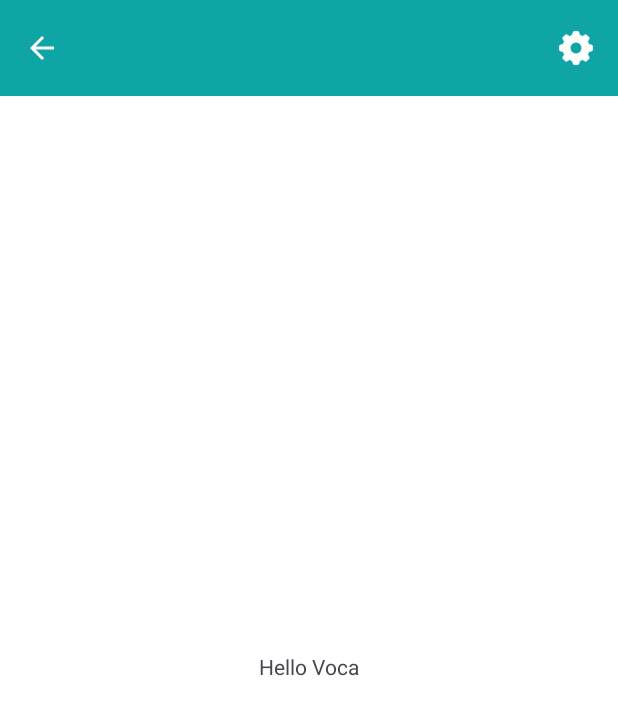
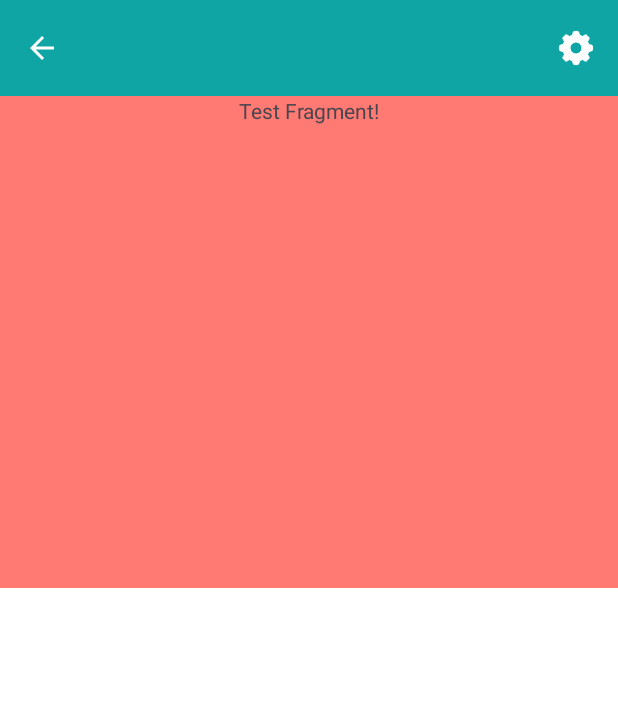
Before and after one commit to 1-Hee/VocaMoka, an Android app: the screen it shows after launch (MainActivity), on a phone screen of 412 x 824 dp. Shown: the top 715 px of the screen. Run offline under Robolectric (Android 15) with nearby library versions, the phone set to English and light mode, and no system bars; our stand-ins replace Dagger/Hilt's generated code, RxJava, data binding.

Commit message:
feat : add ViewPager2 ( for Voca ) & create Test Fragment.

```diff
--- /dev/null
+++ b/app/src/main/java/com/aiden/vokamoka/ui/adapter/VocaAdapter.kt
@@ -0,0 +1,29 @@
+package com.aiden.vokamoka.ui.adapter
+
+import android.annotation.SuppressLint
+import androidx.fragment.app.Fragment
+import androidx.fragment.app.FragmentActivity
+import androidx.viewpager2.adapter.FragmentStateAdapter
+
+class VocaAdapter (
+    fragmentActivity: FragmentActivity
+) : FragmentStateAdapter(fragmentActivity) {
+
+    private val _fragments: MutableList<Fragment> = mutableListOf()
+
+    fun addFragment(fragment: Fragment) {
+        this._fragments.add(fragment)
+        this.notifyItemChanged(_fragments.size-1)
+    }
+
+    @SuppressLint("NotifyDataSetChanged")
+    fun setFragment(fragList:List<Fragment>) {
+        this._fragments.clear()
+        this._fragments.addAll(fragList)
+        notifyDataSetChanged()
+    }
+
+    override fun getItemCount() = _fragments.size
+
+    override fun createFragment(position: Int) = _fragments[position]
+}
--- /dev/null
+++ b/app/src/main/java/com/aiden/vokamoka/ui/fragment/TestFragment.kt
@@ -0,0 +1,23 @@
+package com.aiden.vokamoka.ui.fragment
+
+import com.aiden.vokamoka.R
+import com.aiden.vokamoka.base.bind.DataBindingConfig
+import com.aiden.vokamoka.base.ui.BaseFragment
+import com.aiden.vokamoka.databinding.FragmentTestBinding
+import com.aiden.vokamoka.ui.adapter.VocaAdapter
+
+
+class TestFragment : BaseFragment<FragmentTestBinding>() {
+
+    override fun getDataBindingConfig(): DataBindingConfig {
+        return DataBindingConfig(R.layout.fragment_test)
+    }
+
+    override fun initViewModel() {
+
+    }
+
+    override fun initView() {
+
+    }
+}
--- a/app/src/main/java/com/aiden/vokamoka/ui/fragment/VocaFragment.kt
+++ b/app/src/main/java/com/aiden/vokamoka/ui/fragment/VocaFragment.kt
@@ -4,6 +4,7 @@ import com.aiden.vokamoka.R
 import com.aiden.vokamoka.base.bind.DataBindingConfig
 import com.aiden.vokamoka.base.ui.BaseFragment
 import com.aiden.vokamoka.databinding.FragmentVocaBinding
+import com.aiden.vokamoka.ui.adapter.VocaAdapter
 
 class VocaFragment : BaseFragment<FragmentVocaBinding>() {
 
@@ -17,5 +18,16 @@ class VocaFragment : BaseFragment<FragmentVocaBinding>() {
 
     override fun initView() {
         showBackButton(true)
+
+        val adapter = VocaAdapter(requireActivity())
+        adapter.setFragment(listOf(
+            TestFragment(),
+            TestFragment(),
+            TestFragment(),
+            TestFragment(),
+            TestFragment()
+        ))
+        mBinding.vpVocaWord.adapter = adapter
+
     }
 }
--- /dev/null
+++ b/app/src/main/res/layout/fragment_test.xml
@@ -0,0 +1,23 @@
+<?xml version="1.0" encoding="utf-8"?>
+<layout
+    xmlns:android="http://schemas.android.com/apk/res/android"
+    xmlns:tools="http://schemas.android.com/tools"
+    xmlns:app="http://schemas.android.com/apk/res-auto"
+    >
+    <data>
+    </data>
+    <androidx.constraintlayout.widget.ConstraintLayout
+        android:layout_width="match_parent"
+        android:layout_height="match_parent"
+        >
+        <androidx.appcompat.widget.AppCompatTextView
+            android:layout_width="wrap_content"
+            android:layout_height="wrap_content"
+            app:layout_constraintStart_toStartOf="parent"
+            app:layout_constraintEnd_toEndOf="parent"
+            app:layout_constraintTop_toTopOf="parent"
+            app:layout_constraintBottom_toBottomOf="parent"
+            android:text="Test Fragment!"
+            />
+    </androidx.constraintlayout.widget.ConstraintLayout>
+</layout>
--- a/app/src/main/res/layout/fragment_voca.xml
+++ b/app/src/main/res/layout/fragment_voca.xml
@@ -11,15 +11,29 @@
         android:layout_height="match_parent"
         >
 
-        <androidx.appcompat.widget.AppCompatTextView
-            android:id="@+id/tv_voca"
-            android:layout_width="wrap_content"
+        <androidx.viewpager2.widget.ViewPager2
+            android:id="@+id/vp_voca_word"
+            android:layout_width="match_parent"
             android:layout_height="wrap_content"
-            android:text="Hello Voca"
-            app:layout_constraintTop_toTopOf="parent"
-            app:layout_constraintBottom_toBottomOf="parent"
+            android:minHeight="328dp"
             app:layout_constraintStart_toStartOf="parent"
             app:layout_constraintEnd_toEndOf="parent"
+            app:layout_constraintTop_toTopOf="parent"
+            app:layout_constraintBottom_toTopOf="@id/cl_voca_status"
+            android:background="@color/secondary"
             />
+
+        <androidx.constraintlayout.widget.ConstraintLayout
+            android:id="@+id/cl_voca_status"
+            android:layout_width="match_parent"
+            android:layout_height="0dp"
+            app:layout_constraintTop_toBottomOf="@id/vp_voca_word"
+            app:layout_constraintBottom_toBottomOf="parent"
+            app:layout_constraintEnd_toEndOf="parent"
+            app:layout_constraintStart_toStartOf="parent"
+            >
+
+        </androidx.constraintlayout.widget.ConstraintLayout>
+
     </androidx.constraintlayout.widget.ConstraintLayout>
 </layout>
```
